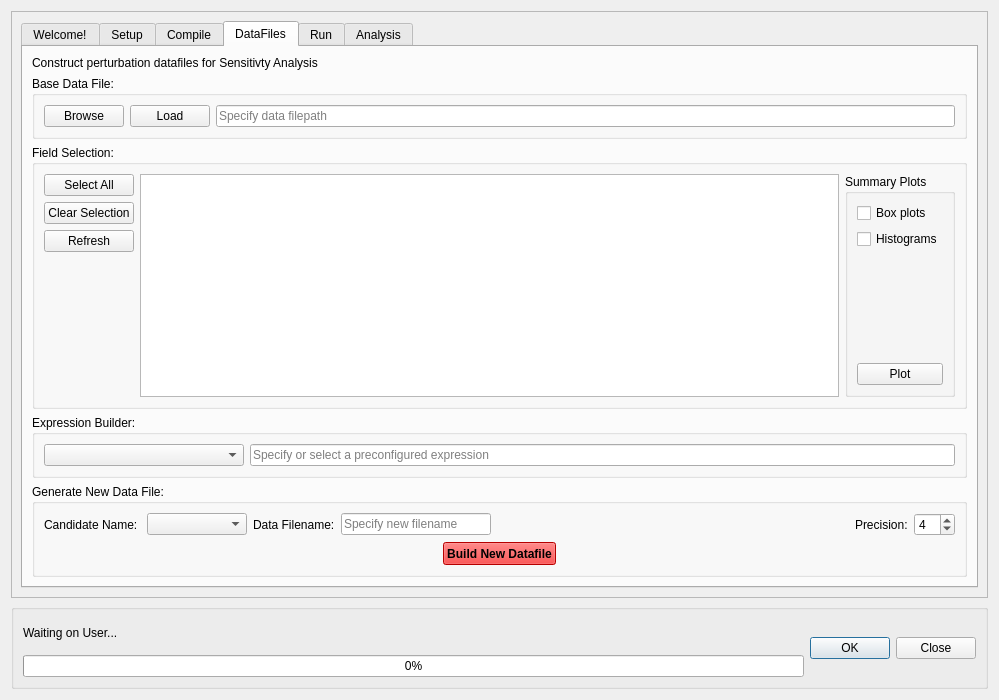
Old version of the form canflood/sensi/sensi.ui in the repository NRCan/CanFlood.
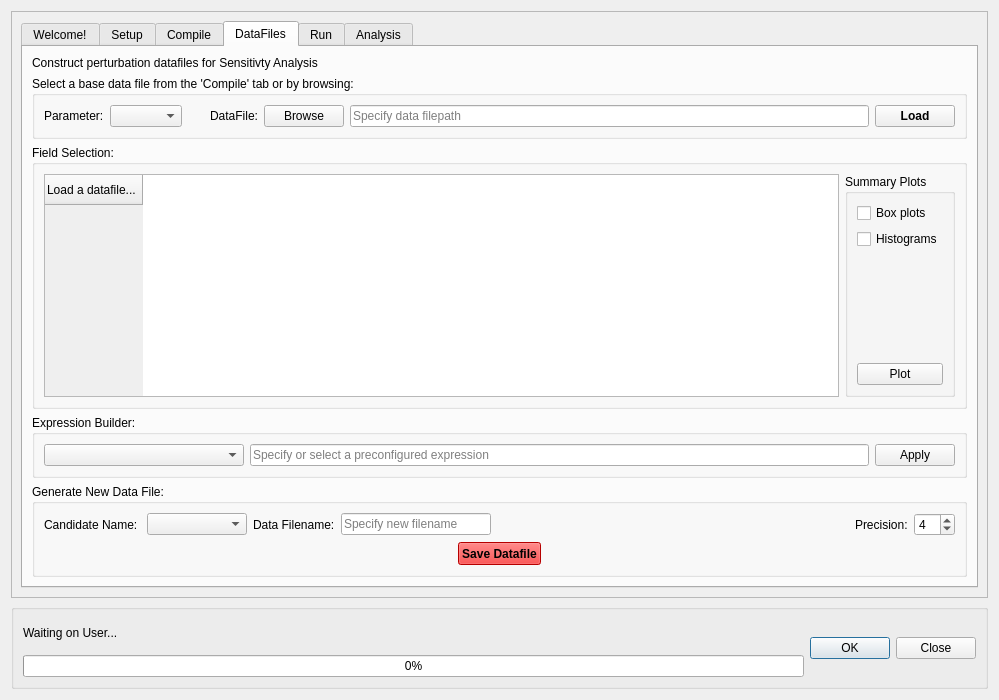
New version of the form. The open tabs and pages were chosen to show the change. Icons and pictures are not drawn.

Commit message: fix logger. datafile tab

What changed in the file:
```diff
--- a/canflood/sensi/sensi.ui
+++ b/canflood/sensi/sensi.ui
@@ -63,8 +63,8 @@
        <rect>
         <x>0</x>
         <y>0</y>
-        <width>975</width>
-        <height>580</height>
+        <width>979</width>
+        <height>593</height>
        </rect>
       </property>
       <property name="sizePolicy">
@@ -101,7 +101,7 @@
           </size>
          </property>
          <property name="currentIndex">
-          <number>0</number>
+          <number>3</number>
          </property>
          <property name="movable">
           <bool>false</bool>
@@ -141,7 +141,7 @@
               <string>&lt;!DOCTYPE HTML PUBLIC &quot;-//W3C//DTD HTML 4.0//EN&quot; &quot;http://www.w3.org/TR/REC-html40/strict.dtd&quot;&gt;
 &lt;html&gt;&lt;head&gt;&lt;meta name=&quot;qrichtext&quot; content=&quot;1&quot; /&gt;&lt;style type=&quot;text/css&quot;&gt;
 p, li { white-space: pre-wrap; }
-&lt;/style&gt;&lt;/head&gt;&lt;body style=&quot; font-family:'MS Shell Dlg 2'; font-size:7.8pt; font-weight:400; font-style:normal;&quot;&gt;
+&lt;/style&gt;&lt;/head&gt;&lt;body style=&quot; font-family:'MS Shell Dlg 2'; font-size:8.25pt; font-weight:400; font-style:normal;&quot;&gt;
 &lt;p align=&quot;center&quot; style=&quot; margin-top:0px; margin-bottom:0px; margin-left:0px; margin-right:0px; -qt-block-indent:0; text-indent:0px;&quot;&gt;&lt;span style=&quot; font-size:8pt;&quot;&gt;Welcome to CanFlood &lt;/span&gt;&lt;/p&gt;
 &lt;p align=&quot;center&quot; style=&quot; margin-top:0px; margin-bottom:0px; margin-left:0px; margin-right:0px; -qt-block-indent:0; text-indent:0px;&quot;&gt;&lt;img src=&quot;:/plugins/canflood_inprep/icons/logo_20210419_100x66.png&quot; /&gt;&lt;/p&gt;
 &lt;p align=&quot;center&quot; style=&quot;-qt-paragraph-type:empty; margin-top:0px; margin-bottom:0px; margin-left:0px; margin-right:0px; -qt-block-indent:0; text-indent:0px; font-size:8pt;&quot;&gt;&lt;br /&gt;&lt;/p&gt;
@@ -149,16 +149,16 @@
 &lt;p align=&quot;center&quot; style=&quot;-qt-paragraph-type:empty; margin-top:0px; margin-bottom:0px; margin-left:0px; margin-right:0px; -qt-block-indent:0; text-indent:0px; font-size:8pt;&quot;&gt;&lt;br /&gt;&lt;/p&gt;
 &lt;p align=&quot;center&quot; style=&quot;-qt-paragraph-type:empty; margin-top:0px; margin-bottom:0px; margin-left:0px; margin-right:0px; -qt-block-indent:0; text-indent:0px; font-size:8pt;&quot;&gt;&lt;br /&gt;&lt;/p&gt;
 &lt;p align=&quot;center&quot; style=&quot;-qt-paragraph-type:empty; margin-top:0px; margin-bottom:0px; margin-left:0px; margin-right:0px; -qt-block-indent:0; text-indent:0px; font-size:8pt;&quot;&gt;&lt;br /&gt;&lt;/p&gt;
-&lt;p align=&quot;center&quot; style=&quot; margin-top:0px; margin-bottom:0px; margin-left:0px; margin-right:0px; -qt-block-indent:0; text-indent:0px;&quot;&gt;&lt;span style=&quot; font-size:8.25pt;&quot;&gt;For instructions and guidance see the &lt;/span&gt;&lt;a href=&quot;https://canflood.readthedocs.io/en/latest/&quot;&gt;&lt;span style=&quot; font-size:8pt; text-decoration: underline; color:#0000ff;&quot;&gt;documentation&lt;/span&gt;&lt;/a&gt;&lt;/p&gt;
+&lt;p align=&quot;center&quot; style=&quot; margin-top:0px; margin-bottom:0px; margin-left:0px; margin-right:0px; -qt-block-indent:0; text-indent:0px;&quot;&gt;For instructions and guidance see the &lt;a href=&quot;https://canflood.readthedocs.io/en/latest/&quot;&gt;&lt;span style=&quot; font-size:8pt; text-decoration: underline; color:#0000ff;&quot;&gt;documentation&lt;/span&gt;&lt;/a&gt;&lt;/p&gt;
 &lt;p align=&quot;center&quot; style=&quot;-qt-paragraph-type:empty; margin-top:0px; margin-bottom:0px; margin-left:0px; margin-right:0px; -qt-block-indent:0; text-indent:0px; font-size:8pt;&quot;&gt;&lt;br /&gt;&lt;/p&gt;
-&lt;p align=&quot;center&quot; style=&quot;-qt-paragraph-type:empty; margin-top:0px; margin-bottom:0px; margin-left:0px; margin-right:0px; -qt-block-indent:0; text-indent:0px; font-size:8.25pt;&quot;&gt;&lt;br /&gt;&lt;/p&gt;
+&lt;p align=&quot;center&quot; style=&quot;-qt-paragraph-type:empty; margin-top:0px; margin-bottom:0px; margin-left:0px; margin-right:0px; -qt-block-indent:0; text-indent:0px;&quot;&gt;&lt;br /&gt;&lt;/p&gt;
 &lt;p align=&quot;center&quot; style=&quot;-qt-paragraph-type:empty; margin-top:0px; margin-bottom:0px; margin-left:0px; margin-right:0px; -qt-block-indent:0; text-indent:0px; font-size:8pt;&quot;&gt;&lt;br /&gt;&lt;/p&gt;
 &lt;p style=&quot;-qt-paragraph-type:empty; margin-top:0px; margin-bottom:0px; margin-left:0px; margin-right:0px; -qt-block-indent:0; text-indent:0px; font-size:8pt;&quot;&gt;&lt;br /&gt;&lt;/p&gt;
 &lt;p align=&quot;center&quot; style=&quot;-qt-paragraph-type:empty; margin-top:0px; margin-bottom:0px; margin-left:0px; margin-right:0px; -qt-block-indent:0; text-indent:0px; font-size:8pt;&quot;&gt;&lt;br /&gt;&lt;/p&gt;
 &lt;p align=&quot;center&quot; style=&quot; margin-top:0px; margin-bottom:0px; margin-left:0px; margin-right:0px; -qt-block-indent:0; text-indent:0px;&quot;&gt;&lt;span style=&quot; font-size:8pt;&quot;&gt;And remember, it CanFlood anywhere...&lt;/span&gt;&lt;/p&gt;
 &lt;p align=&quot;center&quot; style=&quot;-qt-paragraph-type:empty; margin-top:0px; margin-bottom:0px; margin-left:0px; margin-right:0px; -qt-block-indent:0; text-indent:0px; font-size:8pt;&quot;&gt;&lt;br /&gt;&lt;/p&gt;
-&lt;p align=&quot;center&quot; style=&quot;-qt-paragraph-type:empty; margin-top:0px; margin-bottom:0px; margin-left:0px; margin-right:0px; -qt-block-indent:0; text-indent:0px; font-size:8.25pt;&quot;&gt;&lt;br /&gt;&lt;/p&gt;
-&lt;p align=&quot;center&quot; style=&quot;-qt-paragraph-type:empty; margin-top:0px; margin-bottom:0px; margin-left:0px; margin-right:0px; -qt-block-indent:0; text-indent:0px;&quot;&gt;&lt;br /&gt;&lt;/p&gt;&lt;/body&gt;&lt;/html&gt;</string>
+&lt;p align=&quot;center&quot; style=&quot;-qt-paragraph-type:empty; margin-top:0px; margin-bottom:0px; margin-left:0px; margin-right:0px; -qt-block-indent:0; text-indent:0px;&quot;&gt;&lt;br /&gt;&lt;/p&gt;
+&lt;p align=&quot;center&quot; style=&quot;-qt-paragraph-type:empty; margin-top:0px; margin-bottom:0px; margin-left:0px; margin-right:0px; -qt-block-indent:0; text-indent:0px; font-size:7.8pt;&quot;&gt;&lt;br /&gt;&lt;/p&gt;&lt;/body&gt;&lt;/html&gt;</string>
              </property>
              <property name="openExternalLinks">
               <bool>true</bool>
@@ -696,7 +696,7 @@
            </item>
           </layout>
          </widget>
-         <widget class="QWidget" name="tab_dfps">
+         <widget class="QWidget" name="tab_dataFiles">
           <attribute name="title">
            <string>DataFiles</string>
           </attribute>
@@ -711,30 +711,69 @@
            <item>
             <widget class="QGroupBox" name="groupBox_3">
              <property name="title">
-              <string>Base Data File:</string>
+              <string>Select a base data file from the 'Compile' tab or by browsing:</string>
              </property>
              <layout class="QHBoxLayout" name="horizontalLayout">
               <item>
-               <widget class="QPushButton" name="pushButton_SScurves">
+               <widget class="QLabel" name="label_13">
+                <property name="text">
+                 <string>Parameter:</string>
+                </property>
+               </widget>
+              </item>
+              <item>
+               <widget class="QComboBox" name="comboBox_DF_par">
+                <property name="minimumSize">
+                 <size>
+                  <width>70</width>
+                  <height>0</height>
+                 </size>
+                </property>
+               </widget>
+              </item>
+              <item>
+               <widget class="QLabel" name="label_16">
+                <property name="minimumSize">
+                 <size>
+                  <width>70</width>
+                  <height>0</height>
+                 </size>
+                </property>
+                <property name="text">
+                 <string>DataFile:</string>
+                </property>
+                <property name="alignment">
+                 <set>Qt::AlignRight|Qt::AlignTrailing|Qt::AlignVCenter</set>
+                </property>
+               </widget>
+              </item>
+              <item>
+               <widget class="QPushButton" name="pushButton_DF_browse">
                 <property name="text">
                  <string>Browse</string>
                 </property>
                </widget>
               </item>
               <item>
-               <widget class="QPushButton" name="pushButton_SScurves_2">
-                <property name="text">
-                 <string>Load</string>
-                </property>
-               </widget>
-              </item>
-              <item>
-               <widget class="QLineEdit" name="lineEdit_curve_2">
+               <widget class="QLineEdit" name="lineEdit_DF_fp">
                 <property name="placeholderText">
                  <string>Specify data filepath</string>
                 </property>
                </widget>
               </item>
+              <item>
+               <widget class="QPushButton" name="pushButton_DF_load">
+                <property name="font">
+                 <font>
+                  <weight>75</weight>
+                  <bold>true</bold>
+                 </font>
+                </property>
+                <property name="text">
+                 <string>Load</string>
+                </property>
+               </widget>
+              </item>
              </layout>
             </widget>
            </item>
@@ -743,53 +782,44 @@
              <property name="title">
               <string>Field Selection:</string>
              </property>
-             <layout class="QHBoxLayout" name="horizontalLayout_15">
+             <layout class="QHBoxLayout" name="horizontalLayout_3">
               <item>
-               <layout class="QVBoxLayout" name="verticalLayout_7">
-                <item>
-                 <widget class="QPushButton" name="pushButton_expo_sAll">
-                  <property name="text">
-                   <string>Select All</string>
-                  </property>
-                 </widget>
-                </item>
-                <item>
-                 <widget class="QPushButton" name="pushButton_expo_clear">
-                  <property name="text">
-                   <string>Clear Selection</string>
-                  </property>
-                 </widget>
-                </item>
-                <item>
-                 <widget class="QPushButton" name="pushButton_expo_refr">
-                  <property name="text">
-                   <string>Refresh</string>
-                  </property>
-                 </widget>
-                </item>
-                <item>
-                 <spacer name="verticalSpacer_4">
-                  <property name="orientation">
-                   <enum>Qt::Vertical</enum>
-                  </property>
-                  <property name="sizeHint" stdset="0">
-                   <size>
-                    <width>20</width>
-                    <height>40</height>
-                   </size>
-                  </property>
-                 </spacer>
-                </item>
-               </layout>
-              </item>
-              <item>
-               <widget class="QListView" name="listView_expo_rlays">
-                <property name="toolTip">
-                 <string>Select the rasters to 'Prep' or 'Sample'</string>
+               <widget class="QTableWidget" name="tableWidget_DF">
+                <property name="layoutDirection">
+                 <enum>Qt::LeftToRight</enum>
                 </property>
                 <property name="alternatingRowColors">
                  <bool>true</bool>
                 </property>
+                <property name="selectionMode">
+                 <enum>QAbstractItemView::SingleSelection</enum>
+                </property>
+                <property name="selectionBehavior">
+                 <enum>QAbstractItemView::SelectColumns</enum>
+                </property>
+                <property name="sortingEnabled">
+                 <bool>true</bool>
+                </property>
+                <property name="wordWrap">
+                 <bool>false</bool>
+                </property>
+                <attribute name="horizontalHeaderCascadingSectionResizes">
+                 <bool>false</bool>
+                </attribute>
+                <attribute name="horizontalHeaderDefaultSectionSize">
+                 <number>75</number>
+                </attribute>
+                <attribute name="horizontalHeaderMinimumSectionSize">
+                 <number>35</number>
+                </attribute>
+                <attribute name="horizontalHeaderStretchLastSection">
+                 <bool>true</bool>
+                </attribute>
+                <row>
+                 <property name="text">
+                  <string>Load a datafile...</string>
+                 </property>
+                </row>
                </widget>
               </item>
               <item>
@@ -826,7 +856,7 @@
                   </spacer>
                  </item>
                  <item>
-                  <widget class="QPushButton" name="pushButton_SScurves_3">
+                  <widget class="QPushButton" name="pushButton_DF_plot">
                    <property name="text">
                     <string>Plot</string>
                    </property>
@@ -844,13 +874,6 @@
               <string>Expression Builder:</string>
              </property>
              <layout class="QGridLayout" name="gridLayout">
-              <item row="0" column="1">
-               <widget class="QLineEdit" name="lineEdit_curve">
-                <property name="placeholderText">
-                 <string>Specify or select a preconfigured expression</string>
-                </property>
-               </widget>
-              </item>
               <item row="0" column="0">
                <widget class="QComboBox" name="comboBox_SSelv">
                 <property name="enabled">
@@ -876,6 +899,20 @@
                 </property>
                </widget>
               </item>
+              <item row="0" column="1">
+               <widget class="QLineEdit" name="lineEdit_curve">
+                <property name="placeholderText">
+                 <string>Specify or select a preconfigured expression</string>
+                </property>
+               </widget>
+              </item>
+              <item row="0" column="2">
+               <widget class="QPushButton" name="pushButton_DF_apply">
+                <property name="text">
+                 <string>Apply</string>
+                </property>
+               </widget>
+              </item>
              </layout>
             </widget>
            </item>
@@ -1422,7 +1459,7 @@
                  </font>
                 </property>
                 <property name="text">
-                 <string>Build New Datafile</string>
+                 <string>Save Datafile</string>
                 </property>
                </widget>
               </item>
```
The commit also changes 5 other files.
